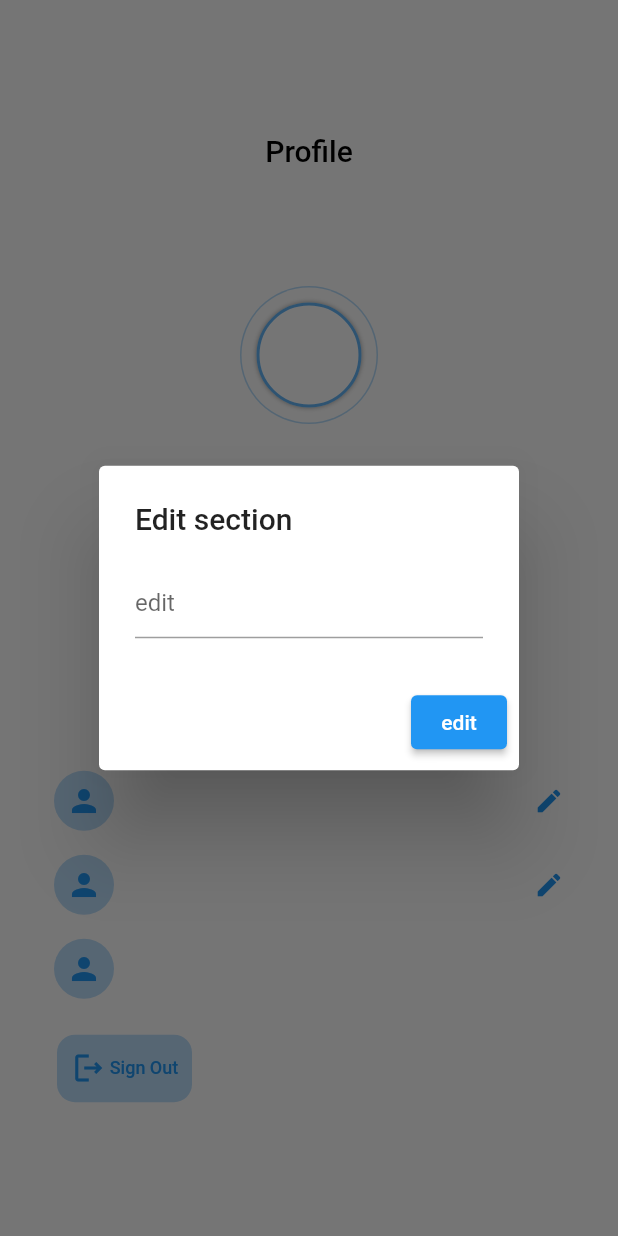
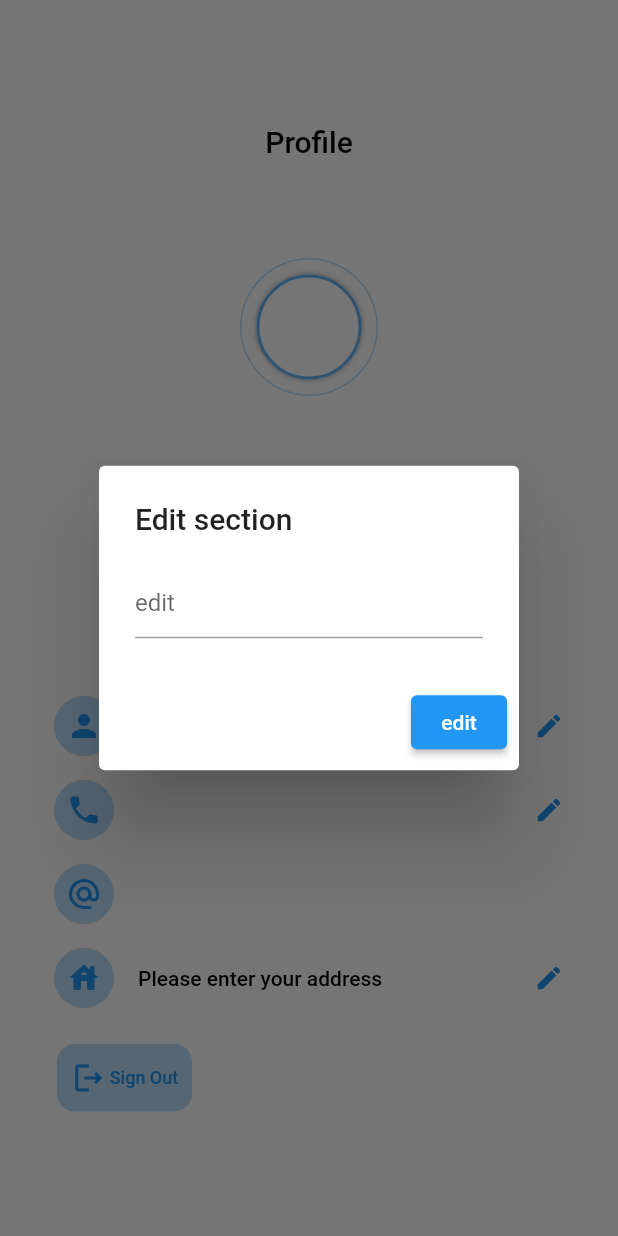
Before and after one commit to MudasirHussain72/Complaint-Management-System, a Flutter app: the AccountScreen screen opened by its route, after a tap on the "edit" icon, on a phone screen of 412 x 824 dp. Run offline on Flutter 3.47's test engine with Material 2 defaults, Android fonts, the phone set to English and light mode, and no system bars; our stand-ins replace awesome_snackbar_content, cloud_firestore, firebase_auth, firebase_core, font_awesome_flutter, persistent_bottom_nav_bar and 1 more; accounts and stored records are empty; network calls fail.

Commit message:
user account section complet

```diff
--- a/lib/view/auth/signup/signup.dart
+++ b/lib/view/auth/signup/signup.dart
@@ -40,6 +40,7 @@ class _SignUpScreenState extends State<SignUpScreen> {
           "fullName": fullNameController.text.trim(),
           "email": emailController.text.trim(),
           "phone": int.parse(phoneController.text.trim()),
+          "address": "",
           "isAdmin": false
         });
         Navigator.pop(context);
--- a/lib/view/user_view/user_account_sreen.dart
+++ b/lib/view/user_view/user_account_sreen.dart
@@ -3,6 +3,7 @@ import 'package:complaint_management_app/view/auth/login/login.dart';
 import 'package:complaint_management_app/view/welcome_screen.dart';
 import 'package:firebase_auth/firebase_auth.dart';
 import 'package:flutter/material.dart';
+import 'package:flutter/semantics.dart';
 
 class AccountScreen extends StatefulWidget {
   const AccountScreen({super.key});
@@ -16,6 +17,8 @@ class _AccountScreenState extends State<AccountScreen> {
   var email;
   var phone;
   var isAdmin;
+  var address;
+
   Future<void> getuserData() async {
     await FirebaseFirestore.instance
         .collection("users")
@@ -27,6 +30,7 @@ class _AccountScreenState extends State<AccountScreen> {
       email = event['email'];
       phone = event['phone'];
       isAdmin = event['isAdmin'];
+      address = event['address'];
     });
     setState(() {});
   }
@@ -50,11 +54,13 @@ class _AccountScreenState extends State<AccountScreen> {
                     collection
                         .doc(FirebaseAuth.instance.currentUser!.uid)
                         .update({
-                          a: _textFieldController.text.trim().toString()
-                        }) // <-- Updated data
-                        .then((_) => Navigator.pop(context))
-                        .catchError((error) => print('Failed: $error'));
-                    setState(() {});
+                      a: _textFieldController.text.trim().toString()
+                    }) // <-- Updated data
+                        .then((_) {
+                      Navigator.pop(context);
+                      getuserData();
+                      // setState(() {});
+                    }).catchError((error) => print('Failed: $error'));
                   },
                   child: const Text("edit"))
             ],
@@ -174,7 +180,7 @@ class _AccountScreenState extends State<AccountScreen> {
                       leading: CircleAvatar(
                           backgroundColor: Colors.blue.shade100,
                           child: Icon(
-                            Icons.person,
+                            Icons.phone,
                             color: Colors.blue,
                           )),
                       title: Text(
@@ -199,7 +205,7 @@ class _AccountScreenState extends State<AccountScreen> {
                       leading: CircleAvatar(
                           backgroundColor: Colors.blue.shade100,
                           child: Icon(
-                            Icons.person,
+                            Icons.alternate_email_rounded,
                             color: Colors.blue,
                           )),
                       title: Text(
@@ -214,6 +220,33 @@ class _AccountScreenState extends State<AccountScreen> {
                       //   size: 20,
                       //   color: Colors.blue,
                       // ),
+                    ),
+                    ListTile(
+                      leading: CircleAvatar(
+                          backgroundColor: Colors.blue.shade100,
+                          child: Icon(
+                            Icons.house_rounded,
+                            color: Colors.blue,
+                          )),
+                      title: Text(
+                        address.toString() == ""
+                            ? "Please enter your address"
+                            : address.toString(),
+                        style: TextStyle(
+                            color: Colors.black,
+                            fontSize: 14,
+                            fontWeight: FontWeight.w500),
+                      ),
+                      trailing: GestureDetector(
+                        onTap: () {
+                          _displayTextInputDialog(context, "address");
+                        },
+                        child: Icon(
+                          Icons.edit,
+                          color: Colors.blue,
+                          size: 20,
+                        ),
+                      ),
                     ),
                     Padding(
                       padding: const EdgeInsets.only(top: 16, left: 18),
--- a/pubspec.yaml
+++ b/pubspec.yaml
@@ -43,6 +43,7 @@ dependencies:
   shared_preferences: ^2.0.15
   firebase_auth: ^4.2.5
   cloud_firestore: ^4.3.1
+  awesome_snackbar_content: ^0.1.0
 
 dev_dependencies:
   flutter_test:
```
Also changed, not shown: lib/view/auth/login/login.dart (+7 -6 lines), lib/view/auth/reset_password.dart (added, +106 -0 lines), pubspec.lock.
